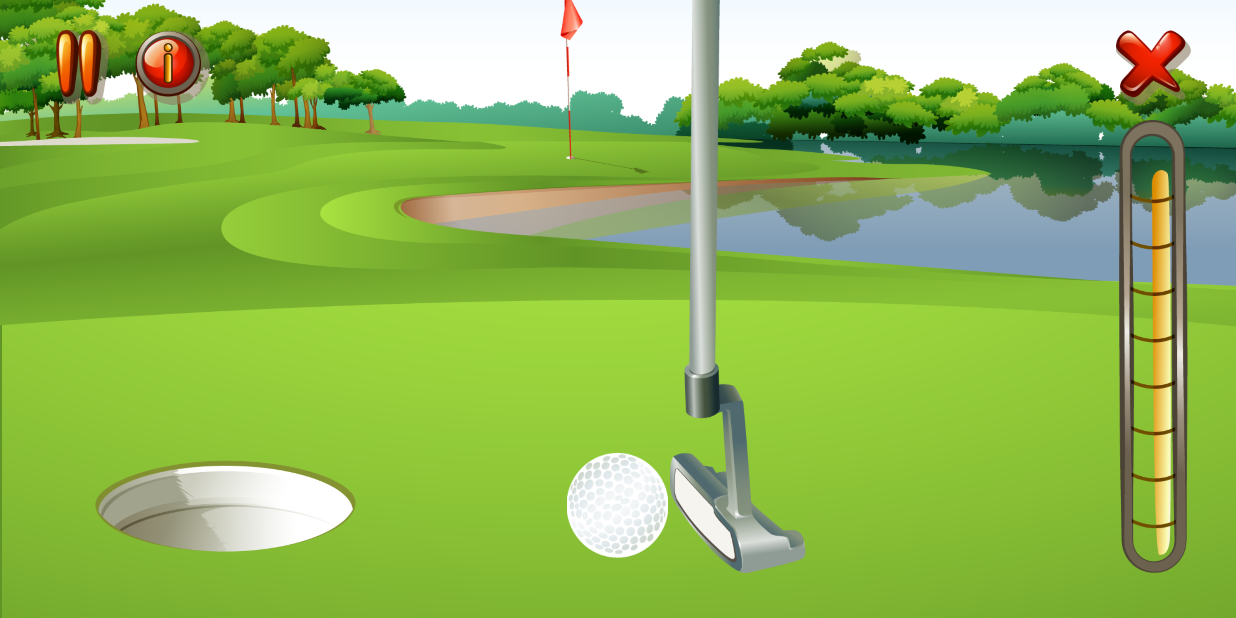
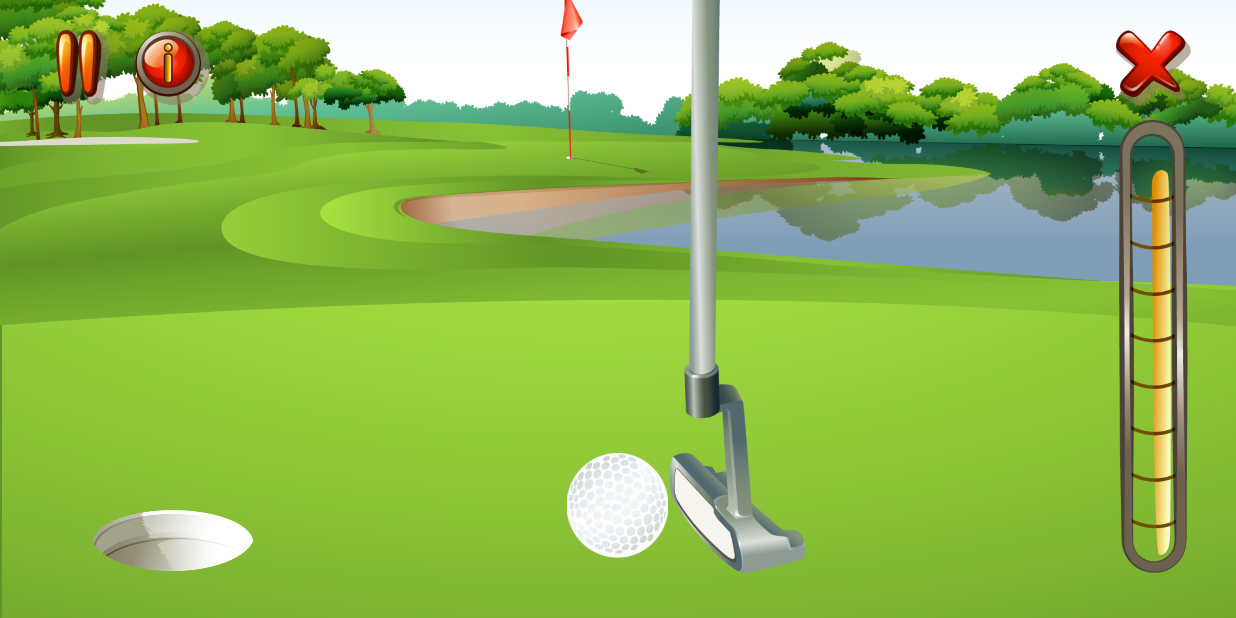
Before and after one commit to JaMachine/WORK_GOLF, an Android app: the screen it shows after launch (Golf), on a phone screen of 824 x 412 dp (held sideways). Run offline under Robolectric (Android 15) with nearby library versions, the phone set to English and light mode, and no system bars.

Commit message:
ball 2 animation

```diff
--- a/app/src/main/java/com/example/myapplication/Golf.java
+++ b/app/src/main/java/com/example/myapplication/Golf.java
@@ -16,8 +16,8 @@ import static android.content.ContentValues.TAG;
 
 public class Golf extends AppCompatActivity implements Theme {
     private boolean add = true, steady = true, game = true, level2 = true, level1 = true;
-    private int powerLevel = 0, playerState = 1, speed = 7;
-    private ImageView power, player, ball, stick, pause, star1, star2, star3, star4, star5;
+    private int powerLevel = 0, playerState = 1, speed = 7, hitState = 0;
+    private ImageView power, power2, player, ball, ball2, stick, pause, star1, star2, star3, star4, star5, hit, hole;
     private RelativeLayout screen1, screen2, mainScreen;
 
     @Override
@@ -26,7 +26,11 @@ public class Golf extends AppCompatActivity implements Theme {
         setContentView(R.layout.content_golf);
         hideNavigationBar();
         screen2 = findViewById(R.id.screen2);
+        hit = findViewById(R.id.hit);
+        hole = findViewById(R.id.hole);
+        ball2 = findViewById(R.id.ball2);
         mainScreen = findViewById(R.id.main_screen);
+        power2 = findViewById(R.id.power2);
         star1 = findViewById(R.id.star1);
         star2 = findViewById(R.id.star2);
         star3 = findViewById(R.id.star3);
@@ -57,16 +61,26 @@ public class Golf extends AppCompatActivity implements Theme {
             public void onClick(View view) {
                 steady = false;
                 hitTheBall();
-                if (!level2){
+                if (!level2) {
                     recreate();
                 }
-                if (!level1){
+                if (!level1) {
                     screen1.setVisibility(View.GONE);
                     screen2.setVisibility(View.VISIBLE);
+                    powerLevel = 0;
+                    steady = true;
+                    powerTimer(power2);
                 }
             }
         });
-        powerTimer();
+        screen2.setOnClickListener(new View.OnClickListener() {
+            @Override
+            public void onClick(View view) {
+                steady = false;
+                finishTheBall();
+            }
+        });
+        powerTimer(power);
     }
 
     @Override
@@ -80,38 +94,38 @@ public class Golf extends AppCompatActivity implements Theme {
     public void onBackPressed() {
     }
 
-    private void powerTimer() {
+    private void powerTimer(ImageView p) {
         switch (powerLevel) {
             case 0:
-                power.setImageResource(R.drawable.power0);
+                p.setImageResource(R.drawable.power0);
                 add = true;
                 break;
             case 1:
-                power.setImageResource(R.drawable.power1);
+                p.setImageResource(R.drawable.power1);
                 break;
             case 2:
-                power.setImageResource(R.drawable.power2);
+                p.setImageResource(R.drawable.power2);
                 break;
             case 3:
-                power.setImageResource(R.drawable.power3);
+                p.setImageResource(R.drawable.power3);
                 break;
             case 4:
-                power.setImageResource(R.drawable.power4);
+                p.setImageResource(R.drawable.power4);
                 break;
             case 5:
-                power.setImageResource(R.drawable.power5);
+                p.setImageResource(R.drawable.power5);
                 break;
             case 6:
-                power.setImageResource(R.drawable.power6);
+                p.setImageResource(R.drawable.power6);
                 break;
             case 7:
-                power.setImageResource(R.drawable.power7);
+                p.setImageResource(R.drawable.power7);
                 break;
             case 8:
-                power.setImageResource(R.drawable.power8);
+                p.setImageResource(R.drawable.power8);
                 break;
             case 9:
-                power.setImageResource(R.drawable.power9);
+                p.setImageResource(R.drawable.power9);
                 add = false;
                 break;
         }
@@ -121,9 +135,53 @@ public class Golf extends AppCompatActivity implements Theme {
                 if (steady)
                     if (add) powerLevel++;
                     else powerLevel--;
-                powerTimer();
+                powerTimer(p);
             }
         }, 50);
+    }
+
+    private void finishTheBall() {
+        hitState++;
+        if (hitState == 1) {
+            hit.setImageResource(R.drawable.a207);
+        }
+        if (hitState == 2) {
+            hit.setImageResource(R.drawable.a307);
+        }
+        if (hitState == 3) {
+            hit.setImageResource(R.drawable.a207);
+        }
+        if (hitState == 4) {
+            hit.setImageResource(R.drawable.a107);
+        }
+        if (hitState == 5) {
+            TranslateAnimation an = new TranslateAnimation(0.0f, -700.0f, 0.0f, 0.0f);
+            an.setDuration(1000);
+            an.setAnimationListener(new Animation.AnimationListener() {
+                @Override
+                public void onAnimationStart(Animation animation) {
+
+                }
+
+                @Override
+                public void onAnimationEnd(Animation animation) {
+                    ball2.setVisibility(View.GONE);
+                    hole.setImageResource(R.drawable.hole_with_ball);
+                }
+
+                @Override
+                public void onAnimationRepeat(Animation animation) {
+
+                }
+            });
+            ball2.startAnimation(an);
+        }
+        new Handler().postDelayed(new Runnable() {
+            @Override
+            public void run() {
+                finishTheBall();
+            }
+        }, 100);
     }
 
     private void hitTheBall() {
--- a/app/src/main/res/layout/content_golf.xml
+++ b/app/src/main/res/layout/content_golf.xml
@@ -106,7 +106,7 @@
         android:id="@+id/screen2"
         android:layout_width="match_parent"
         android:layout_height="match_parent"
-        android:background="@drawable/back_with_hole">
+        android:background="@drawable/back_without_hole">
 
         <ImageView
             android:id="@+id/power2"
@@ -124,8 +124,16 @@
             android:layout_height="match_parent"
             android:layout_marginLeft="-40dp"
             android:layout_marginBottom="30dp"
-            android:layout_toRightOf="@id/ball2"
+            android:layout_toRightOf="@id/fantomBall"
             android:src="@drawable/a107" />
+
+        <ImageView
+            android:layout_width="110dp"
+            android:layout_height="110dp"
+            android:id="@+id/hole"
+            android:layout_alignParentBottom="true"
+            android:layout_marginLeft="60dp"
+            android:src="@drawable/hole" />
 
         <ImageView
             android:id="@+id/ball2"
@@ -135,6 +143,14 @@
             android:layout_centerHorizontal="true"
             android:layout_marginBottom="40dp"
             android:src="@drawable/ball08" />
+
+        <ImageView
+            android:id="@+id/fantomBall"
+            android:layout_width="70dp"
+            android:layout_height="70dp"
+            android:layout_alignParentBottom="true"
+            android:layout_centerHorizontal="true"
+            android:layout_marginBottom="40dp" />
 
     </RelativeLayout>
 
```
